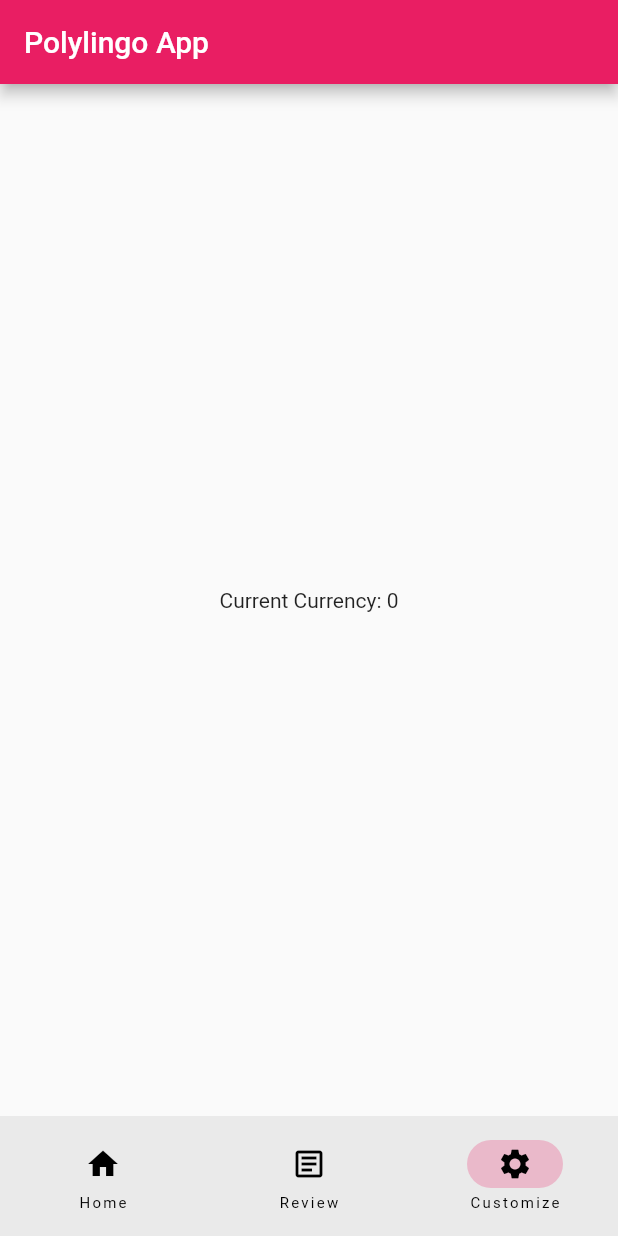
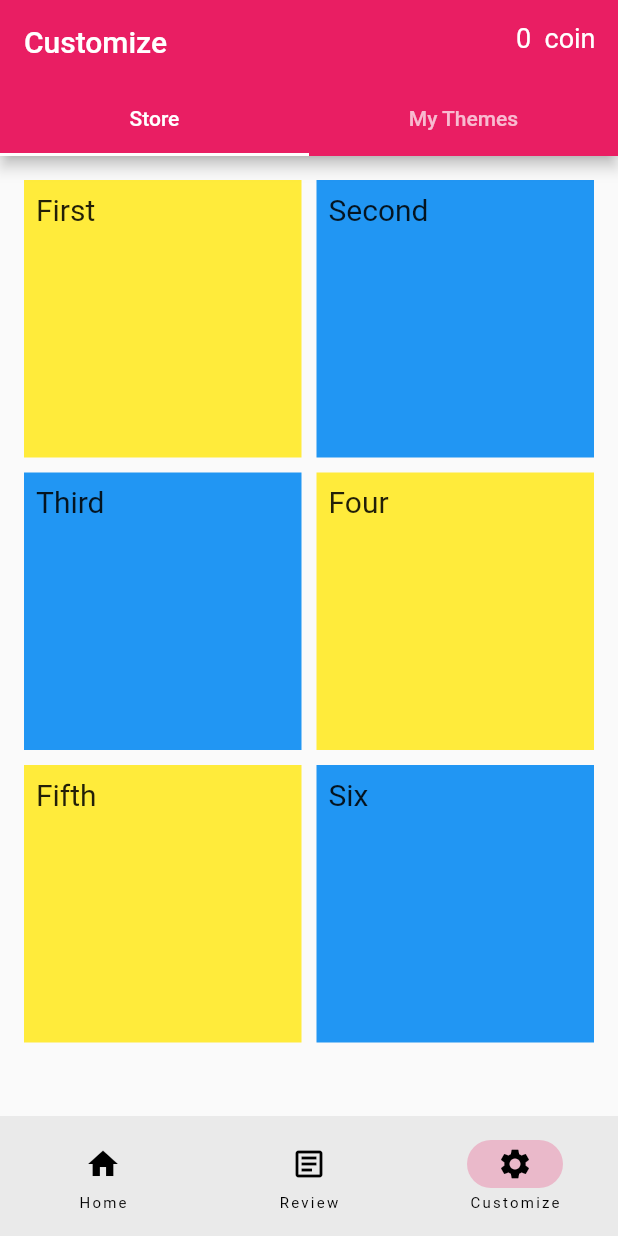
Before and after one commit to AngelGitHubPaul/Language-Quiz-App-Temp-, a Flutter app: the screen it shows after launch, item 3 of the bottom bar chosen, on a phone screen of 412 x 824 dp. Run offline on Flutter 3.47's test engine with Material 2 defaults, Android fonts, the phone set to English and light mode, and no system bars.

Commit message:
updated customization page

```diff
--- a/lib/custimization_page.dart
+++ /dev/null
@@ -1,19 +0,0 @@
-import 'package:flutter/material.dart';
-import 'package:polylingo_app/providers/currency.dart';
-import 'package:provider/provider.dart';
-
-class CustomizationPage extends StatelessWidget {
-  const CustomizationPage({Key? key}) : super(key: key);
-  @override
-  Widget build(BuildContext context) {
-    return Scaffold(
-      body: Center(
-        child: Consumer<MyCurrency>(
-          builder: (context, myCurrency, child) {
-            return Text("Current Currency: ${myCurrency.amount}");
-          },
-        ),
-      ),
-    );
-  }
-}
--- /dev/null
+++ b/lib/customization_page.dart
@@ -0,0 +1,88 @@
+import 'package:flutter/material.dart';
+import 'package:polylingo_app/providers/currency.dart';
+import 'package:provider/provider.dart';
+
+class CustomizationPage extends StatelessWidget {
+  const CustomizationPage({Key? key}) : super(key: key);
+  @override
+  Widget build(BuildContext context) {
+    final myCurrency = Provider.of<MyCurrency>(context);
+    return DefaultTabController(
+        length: 2,
+        child: Scaffold(
+            appBar: AppBar(
+              title: const Text("Customize"),
+              bottom: const TabBar(
+                tabs: <Widget>[
+                  Tab(
+                    text: 'Store',
+                  ),
+                  Tab(
+                    text: 'My Themes',
+                  ),
+                ],
+              ),
+              actions: [
+                Container(
+                  padding: const EdgeInsets.only(right: 15, top: 15),
+                  child: Text(
+                    '${myCurrency.amount} '
+                    ' coin',
+                    style: const TextStyle(fontSize: 18),
+                  ),
+                ),
+              ],
+            ),
+            body: TabBarView(
+              children: <Widget>[
+                Center(
+                    child: GridView.extent(
+                  primary: false,
+                  padding: const EdgeInsets.all(16),
+                  crossAxisSpacing: 10,
+                  mainAxisSpacing: 10,
+                  maxCrossAxisExtent: 200.0,
+                  children: <Widget>[
+                    Container(
+                      padding: const EdgeInsets.all(8),
+                      child:
+                          const Text('First', style: TextStyle(fontSize: 20)),
+                      color: Colors.yellow,
+                    ),
+                    Container(
+                      padding: const EdgeInsets.all(8),
+                      child:
+                          const Text('Second', style: TextStyle(fontSize: 20)),
+                      color: Colors.blue,
+                    ),
+                    Container(
+                      padding: const EdgeInsets.all(8),
+                      child:
+                          const Text('Third', style: TextStyle(fontSize: 20)),
+                      color: Colors.blue,
+                    ),
+                    Container(
+                      padding: const EdgeInsets.all(8),
+                      child: const Text('Four', style: TextStyle(fontSize: 20)),
+                      color: Colors.yellow,
+                    ),
+                    Container(
+                      padding: const EdgeInsets.all(8),
+                      child:
+                          const Text('Fifth', style: TextStyle(fontSize: 20)),
+                      color: Colors.yellow,
+                    ),
+                    Container(
+                      padding: const EdgeInsets.all(8),
+                      child: const Text('Six', style: TextStyle(fontSize: 20)),
+                      color: Colors.blue,
+                    ),
+                  ],
+                )),
+                const Center(
+                  child: Text('My Themes'),
+                ),
+              ],
+            )));
+  }
+}
--- a/lib/home_page.dart
+++ b/lib/home_page.dart
@@ -5,7 +5,11 @@ class HomePage extends StatelessWidget {
   const HomePage({Key? key}) : super(key: key);
   @override
   Widget build(BuildContext context) {
-    return Column(
+    return Scaffold(
+      appBar: AppBar(
+        title: const Text("Polylingo App"),
+      ),
+      body: Column(
         mainAxisAlignment: MainAxisAlignment.spaceEvenly,
         children: [
           const Text(
@@ -35,6 +39,7 @@ class HomePage extends StatelessWidget {
             ),
           ),
         ],
+      ),
     );
   }
 }
--- a/lib/main.dart
+++ b/lib/main.dart
@@ -1,5 +1,5 @@
 import 'package:flutter/material.dart';
-import 'package:polylingo_app/custimization_page.dart';
+import 'package:polylingo_app/customization_page.dart';
 import 'package:polylingo_app/home_page.dart';
 import 'package:polylingo_app/providers/currency.dart';
 import 'package:polylingo_app/providers/lives.dart';
@@ -54,12 +54,6 @@ class _TrialState extends State<Trial> {
   @override
   Widget build(BuildContext context) {
     return Scaffold(
-      appBar: AppBar(
-        // The title text which will be shown on the action bar
-        title: const Text(
-          'Polylingo App',
-        ),
-      ),
       body: pages[currentPage],
       bottomNavigationBar: NavigationBar(
         destinations: const [
--- a/lib/review_page.dart
+++ b/lib/review_page.dart
@@ -26,7 +26,11 @@ class ReviewPage extends StatelessWidget {
 
   @override
   Widget build(BuildContext context) {
-    return GridView.builder(
+    return Scaffold(
+      appBar: AppBar(
+        title: const Text("Choose which to review"),
+      ),
+      body: GridView.builder(
         itemCount: languages.length,
         gridDelegate:
             const SliverGridDelegateWithFixedCrossAxisCount(crossAxisCount: 3),
@@ -111,6 +115,7 @@ class ReviewPage extends StatelessWidget {
                 ),
               ]))),
         )),
+      ),
     );
   }
 }
```
Lines whose indentation alone changed are shown as unchanged.
